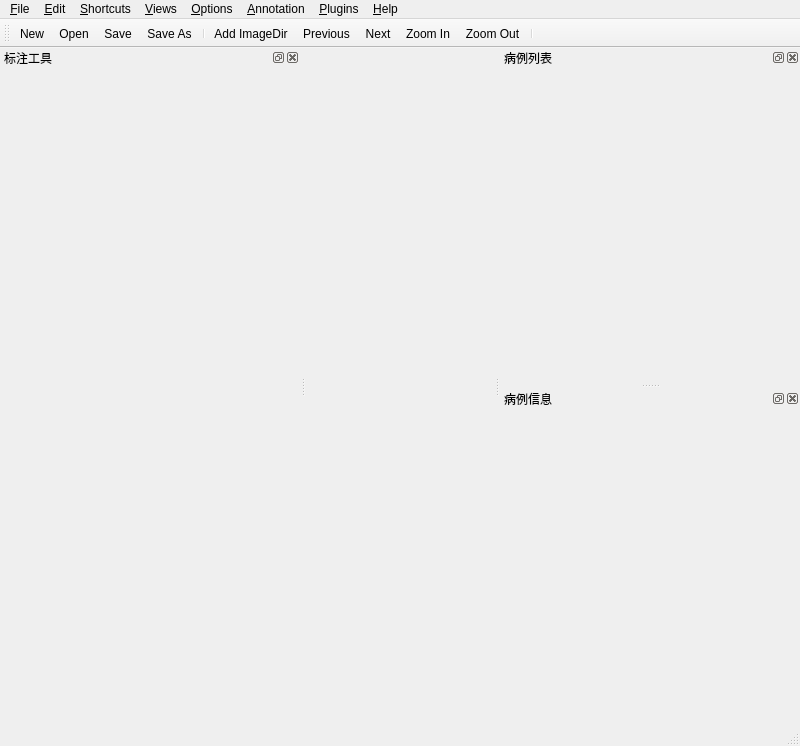
Old version of the form sloth/gui/labeltool.ui in the repository WJtomcat/sloth.
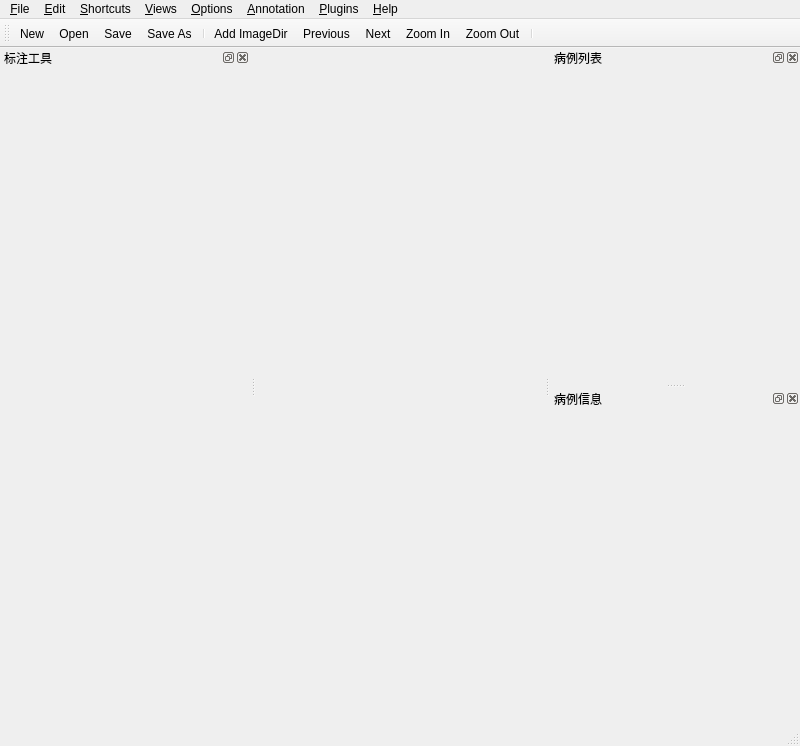
New version of the form. Icons and pictures are not drawn.

Commit message: optimize the layout

The edit to the form file:
```diff
--- a/sloth/gui/labeltool.ui
+++ b/sloth/gui/labeltool.ui
@@ -115,7 +115,7 @@
    </property>
    <property name="minimumSize">
     <size>
-     <width>300</width>
+     <width>250</width>
      <height>44</height>
     </size>
    </property>
@@ -130,7 +130,7 @@
   <widget class="QDockWidget" name="dockAnnotations">
    <property name="minimumSize">
     <size>
-     <width>300</width>
+     <width>250</width>
      <height>38</height>
     </size>
    </property>
@@ -145,7 +145,7 @@
   <widget class="QDockWidget" name="dockImageInfo">
    <property name="minimumSize">
     <size>
-     <width>300</width>
+     <width>250</width>
      <height>38</height>
     </size>
    </property>
```
The commit also changes 2 other files.
